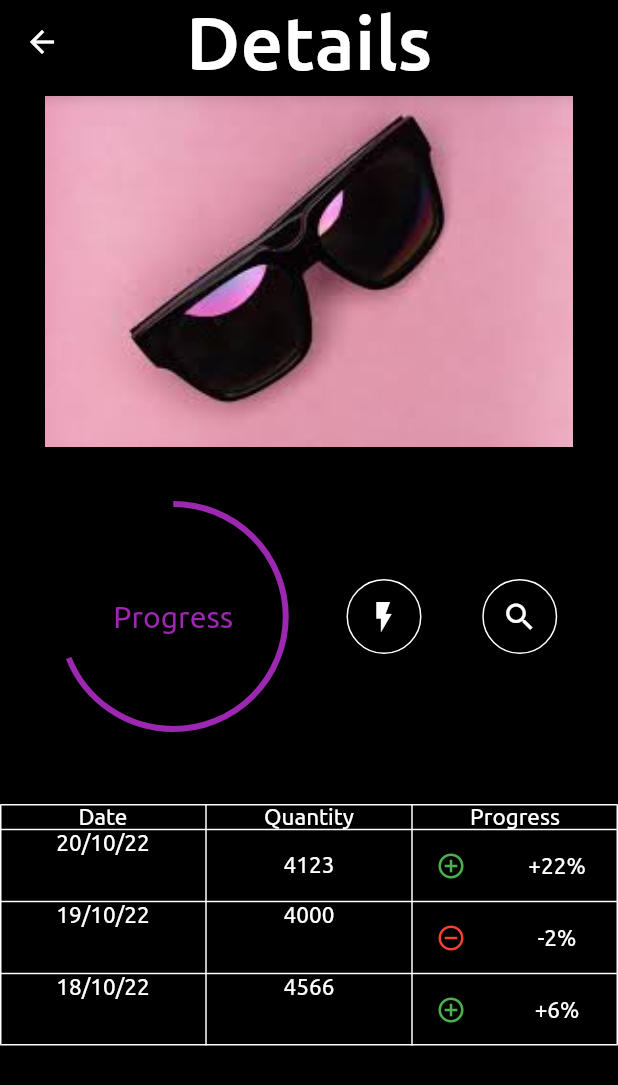
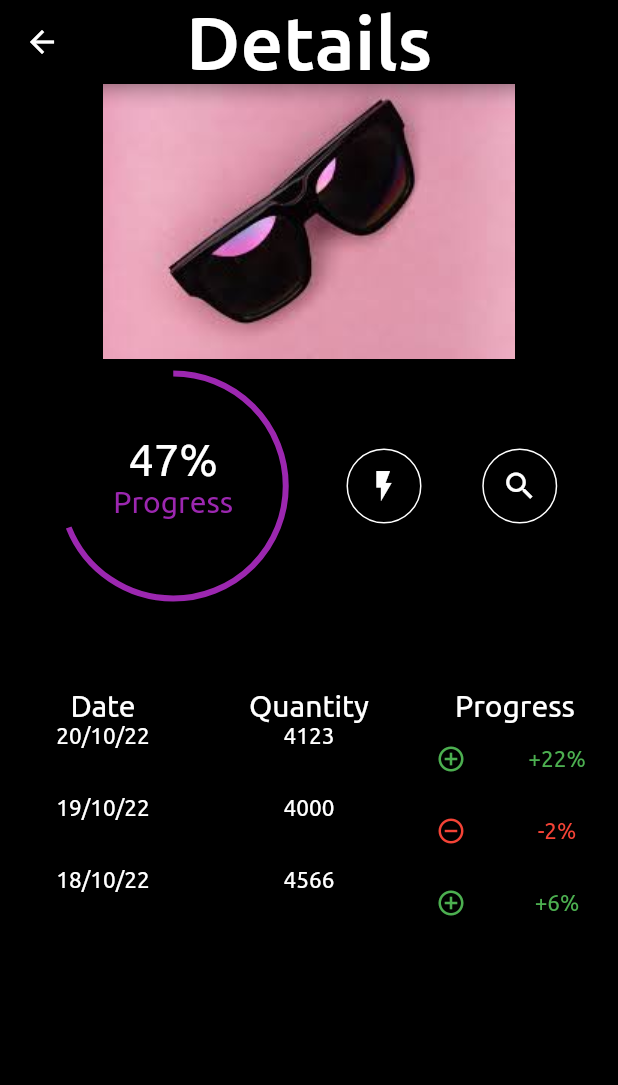
Before and after one commit to itsRaCl/sutt-task-1, a Flutter app: the screen it shows after launch, after a tap on an icon or button, on a phone screen of 412 x 824 dp. Shown: the top 1085 px of the screen. Run offline on Flutter 3.47's test engine with Material 2 defaults, Android fonts, the phone set to English and light mode, and no system bars; project files that could hold a hidden picture were left out.

Commit message:
made requested changes

```diff
--- a/lib/main.dart
+++ b/lib/main.dart
@@ -76,6 +76,7 @@ class _FirstRouteState extends State<FirstRoute> {
       fontSize: 50,
     );
     const textStyle2 = TextStyle(color: Colors.white, fontSize: 20);
+    const textStyle3 = TextStyle(color: Colors.white, fontSize: 15);
     return Scaffold(
         backgroundColor: Colors.black,
         appBar: AppBar(
@@ -113,7 +114,7 @@ class _FirstRouteState extends State<FirstRoute> {
                         children: [
                           ListTile(
                             title: Text("Order No.:${_orderNums[index]}",
-                                style: textStyle2),
+                                style: textStyle3),
                             dense: true,
                           ),
                           ListTile(
@@ -139,14 +140,21 @@ class _FirstRouteState extends State<FirstRoute> {
                           ListTile(
                             title: TextButton(
                               onPressed: () {},
-                              style: TextButton.styleFrom(
-                                  backgroundColor: Colors.purple),
+                              style: ButtonStyle(
+                                  backgroundColor:
+                                      const MaterialStatePropertyAll(
+                                          Colors.purple),
+                                  shape: MaterialStateProperty.all<
+                                          RoundedRectangleBorder>(
+                                      RoundedRectangleBorder(
+                                    borderRadius: BorderRadius.circular(18.0),
+                                  ))),
                               child: const Text("\$ 2200", style: textStyle2),
                             ),
                             dense: true,
                           ),
                           const ListTile(
-                            title: Text("USA-CA", style: textStyle2),
+                            title: Text("USA-CA", style: textStyle3),
                             dense: true,
                           )
                         ],
@@ -156,8 +164,14 @@ class _FirstRouteState extends State<FirstRoute> {
                         child: Column(
                       mainAxisAlignment: MainAxisAlignment.spaceEvenly,
                       children: [
-                        const Image(
+                        Padding(
+                          padding: const EdgeInsets.fromLTRB(0, 0, 5, 0),
+                          child: ClipRRect(
+                            borderRadius: BorderRadius.circular(10),
+                            child: const Image(
                               image: AssetImage('assets/download.jpeg'),
+                            ),
+                          ),
                         ),
                         Container(child: checkButtons(index))
                       ],
@@ -233,6 +247,18 @@ class SecondRoute extends StatelessWidget {
       color: Colors.white,
       fontSize: 15,
     );
+    const textStyle4 = TextStyle(
+      color: Colors.green,
+      fontSize: 15,
+    );
+    const textStyle5 = TextStyle(
+      color: Colors.red,
+      fontSize: 15,
+    );
+    const textStyle6 = TextStyle(
+      color: Colors.white,
+      fontSize: 20,
+    );
 
     return Scaffold(
       backgroundColor: Colors.black,
@@ -245,15 +271,12 @@ class SecondRoute extends StatelessWidget {
         centerTitle: true,
       ),
       body: Column(mainAxisAlignment: MainAxisAlignment.start, children: [
-        Container(
-            margin: const EdgeInsets.fromLTRB(30, 0, 30, 30),
-            child: Image.asset(
+        Image.asset(
           'assets/download.jpeg',
-              height: 250,
-              width: 400,
-              scale: 0.2,
-            )),
-        Row(
+        ),
+        Padding(
+          padding: const EdgeInsets.symmetric(vertical: 10.0, horizontal: 0),
+          child: Row(
             mainAxisAlignment: MainAxisAlignment.spaceEvenly,
             children: [
               SizedBox(
@@ -261,16 +284,28 @@ class SecondRoute extends StatelessWidget {
                   width: 150,
                   child: Stack(
                     children: [
+                      const SizedBox(
+                        height: 150,
+                        width: 150,
+                        child: CircularProgressIndicator(
+                            value: 0.69, color: Colors.purple),
+                      ),
                       Container(
                         height: 150,
                         width: 150,
-                      child: const CircularProgressIndicator(
-                          value: 0.69, color: Colors.purple),
+                        margin: const EdgeInsets.symmetric(
+                            vertical: 40, horizontal: 20),
+                        child: Column(
+                          children: const [
+                            Text('47%',
+                                style: TextStyle(
+                                    color: Colors.white, fontSize: 30)),
+                            Text(
+                              'Progress',
+                              style:
+                                  TextStyle(color: Colors.purple, fontSize: 20),
                             ),
-                    const Center(
-                      child: Text(
-                        'Progress',
-                        style: TextStyle(color: Colors.purple, fontSize: 20),
+                          ],
                         ),
                       )
                     ],
@@ -295,30 +330,29 @@ class SecondRoute extends StatelessWidget {
               ),
             ],
           ),
-        Container(
-          margin: const EdgeInsets.symmetric(vertical: 50, horizontal: 0),
+        ),
+        Padding(
+          padding: const EdgeInsets.symmetric(vertical: 50),
           child: Table(
-            border:
-                TableBorder.all(color: Colors.white, style: BorderStyle.solid),
             children: const [
               TableRow(
                 children: [
                   TableCell(
                       child: Text(
                     "Date",
-                    style: textStyle3,
+                    style: textStyle6,
                     textAlign: TextAlign.center,
                   )),
                   TableCell(
                       child: Text(
                     "Quantity",
-                    style: textStyle3,
+                    style: textStyle6,
                     textAlign: TextAlign.center,
                   )),
                   TableCell(
                       child: Text(
                     "Progress",
-                    style: textStyle3,
+                    style: textStyle6,
                     textAlign: TextAlign.center,
                   ))
                 ],
@@ -326,22 +360,16 @@ class SecondRoute extends StatelessWidget {
               TableRow(
                 children: [
                   TableCell(
-                      child: Padding(
-                    padding: EdgeInsets.all(.0),
                       child: Text(
                     "20/10/22",
                     style: textStyle3,
                     textAlign: TextAlign.center,
-                    ),
                   )),
                   TableCell(
-                      child: Padding(
-                    padding: EdgeInsets.all(15.0),
                       child: Text(
                     "4123",
                     style: textStyle3,
                     textAlign: TextAlign.center,
-                    ),
                   )),
                   TableCell(
                       child: ListTile(
@@ -353,7 +381,7 @@ class SecondRoute extends StatelessWidget {
                     ),
                     title: Text(
                       "+22%",
-                      style: textStyle3,
+                      style: textStyle4,
                       textAlign: TextAlign.center,
                     ),
                   ))
@@ -383,7 +411,7 @@ class SecondRoute extends StatelessWidget {
                     ),
                     title: Text(
                       "-2%",
-                      style: textStyle3,
+                      style: textStyle5,
                       textAlign: TextAlign.center,
                     ),
                   ))
@@ -413,7 +441,7 @@ class SecondRoute extends StatelessWidget {
                     ),
                     title: Text(
                       "+6%",
-                      style: textStyle3,
+                      style: textStyle4,
                       textAlign: TextAlign.center,
                     ),
                   ))
```
Lines whose indentation alone changed are shown as unchanged.
